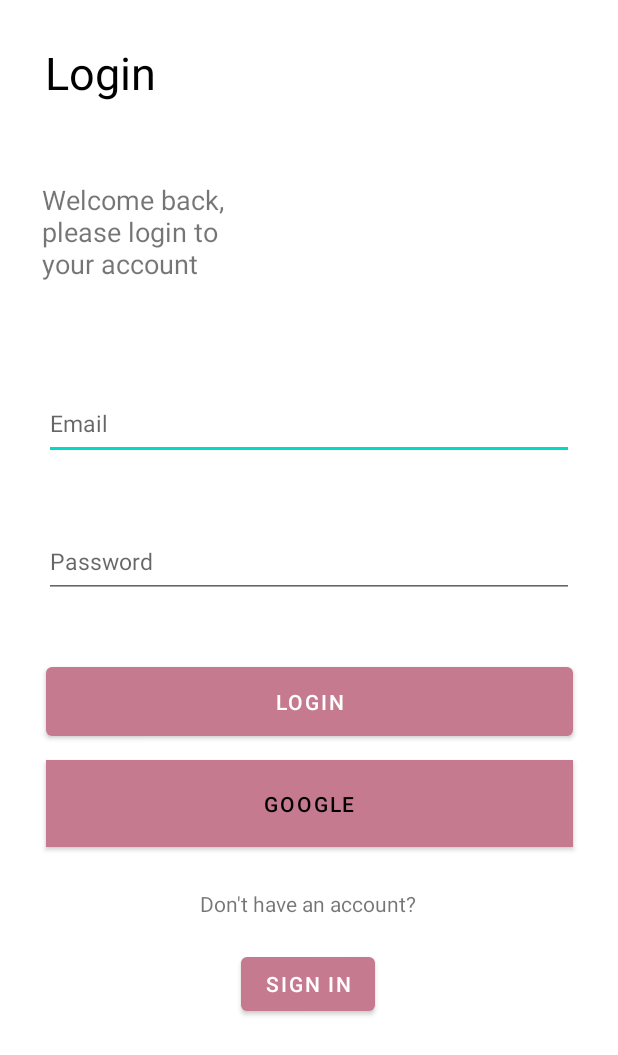
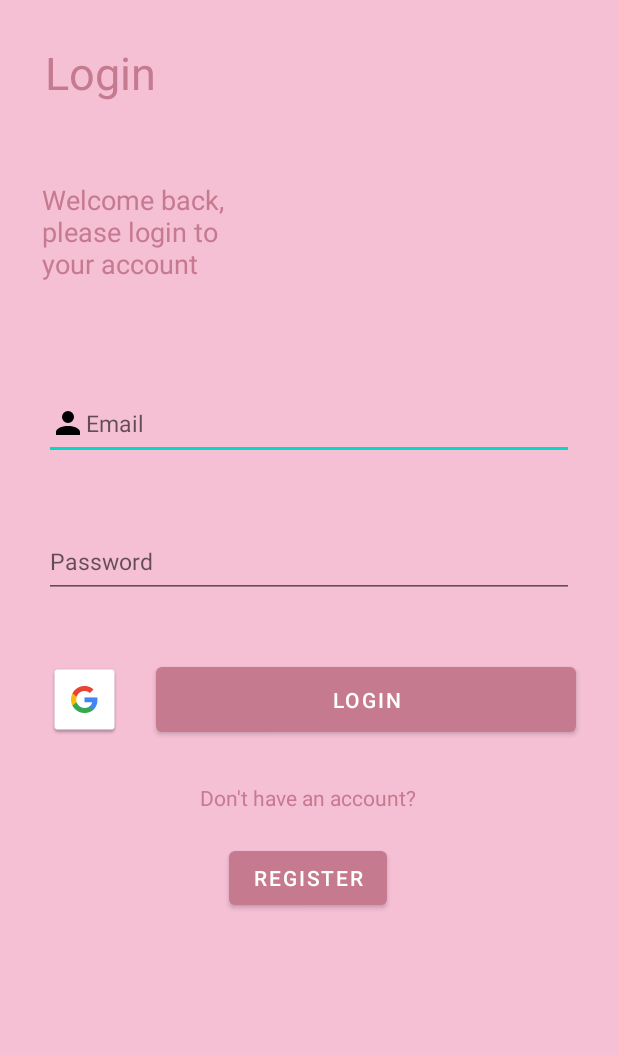
Before and after one commit to estebaan444/FogoProject1, an Android app: the screen it shows after launch (LoginActivity), on a phone screen of 412 x 824 dp. Shown: the top 1055 px of the screen. Run offline under Robolectric (Android 15) with nearby library versions, the light colour scheme and no system bars; our stand-ins replace Firebase (no records; nobody signed in at launch, a user with empty details on screens opened directly).

Commit message:
Add user to users collection, fix google btn, and create repository and model estructure

```diff
--- a/app/src/main/AndroidManifest.xml
+++ b/app/src/main/AndroidManifest.xml
@@ -16,7 +16,9 @@
         android:theme="@style/Theme.Fogo1"
         android:usesCleartextTraffic="true"
         tools:targetApi="31">
-
+        <activity
+            android:name=".UserDataActivity"
+            android:exported="false" />
         <activity
             android:name=".SplashScreenActivity"
             android:exported="true"
--- a/app/src/main/java/com/estebi/fogo1/LoginActivity.kt
+++ b/app/src/main/java/com/estebi/fogo1/LoginActivity.kt
@@ -5,6 +5,7 @@ import android.content.Intent
 import android.os.Bundle
 import android.widget.Button
 import android.widget.EditText
+import android.widget.ImageButton
 import android.widget.Toast
 import androidx.appcompat.app.AlertDialog
 import androidx.appcompat.app.AppCompatActivity
@@ -72,7 +73,7 @@ class LoginActivity : AppCompatActivity() {
     private fun setup() {
         title = "Autenticación"
         val loginBtn = findViewById<Button>(R.id.loginBtn)
-        val googleButton = findViewById<Button>(R.id.googleButton)
+        val googleButton = findViewById<ImageButton>(R.id.googleButton)
         val email = findViewById<EditText>(R.id.EmailAddress)
         val password = findViewById<EditText>(R.id.TextPassword)
 
--- /dev/null
+++ b/app/src/main/java/com/estebi/fogo1/repository/posts/PostsRepository.kt
@@ -0,0 +1,4 @@
+package com.estebi.fogo1.repository.posts
+
+class PostsRepository {
+}
--- a/app/src/main/res/drawable/bg_white_rounded.xml
+++ b/app/src/main/res/drawable/bg_white_rounded.xml
@@ -1,7 +1,7 @@
 <?xml version="1.0" encoding="utf-8"?>
 <shape xmlns:android="http://schemas.android.com/apk/res/android">
     <solid android:color="#ffffff"/>
-    <corners android:radius="10dp"/>
+    <corners android:radius="1dp"/>
     <padding android:left="0dp"
         android:bottom="0dp"
         android:right="0dp"
--- a/app/src/main/res/layout/activity_login.xml
+++ b/app/src/main/res/layout/activity_login.xml
@@ -5,6 +5,7 @@
     android:id="@+id/loginLayoutID"
     android:layout_width="match_parent"
     android:layout_height="match_parent"
+    android:background="#f5bfd4"
     tools:context=".LoginActivity">
 
     <TextView
@@ -13,7 +14,7 @@
         android:layout_height="wrap_content"
         android:layout_marginTop="28dp"
         android:text="@string/login"
-        android:textColor="#000000"
+        android:textColor="@color/purple_500"
         android:textSize="30sp"
         app:layout_constraintEnd_toEndOf="parent"
         app:layout_constraintHorizontal_bias="0.089"
@@ -25,6 +26,7 @@
         android:layout_width="139dp"
         android:layout_height="74dp"
         android:layout_marginStart="28dp"
+        android:textColor="@color/purple_500"
         android:layout_marginTop="52dp"
         android:text="@string/textLogin"
         android:textSize="18sp"
@@ -38,6 +40,8 @@
         android:layout_marginTop="64dp"
         android:autofillHints=""
         android:ems="15"
+        android:drawableStart="@drawable/account"
+        android:textColor="@color/purple_500"
         android:hint="@string/email"
         android:inputType="textEmailAddress"
         android:textSize="15sp"
@@ -52,6 +56,7 @@
         android:layout_marginTop="44dp"
         android:autofillHints=""
         android:ems="10"
+        android:textColor="@color/purple_500"
         android:hint="@string/password"
         android:inputType="textPassword"
         android:textSize="15sp"
@@ -61,14 +66,17 @@
 
     <Button
         android:id="@+id/loginBtn"
-        android:layout_width="351dp"
-        android:layout_height="58dp"
-        android:layout_marginTop="40dp"
+        android:layout_width="280dp"
+        android:layout_height="55dp"
+        android:layout_marginTop="41dp"
+        android:layout_marginEnd="28dp"
+        android:layout_marginBottom="47dp"
         android:text="@string/loginBtn"
         android:textColor="#FFFFFF"
+        app:layout_constraintBottom_toBottomOf="@+id/textView3"
         app:layout_constraintEnd_toEndOf="parent"
-        app:layout_constraintStart_toStartOf="parent"
         app:layout_constraintTop_toBottomOf="@+id/TextPassword"
+        app:layout_constraintVertical_bias="1.0"
         tools:ignore="DuplicateSpeakableTextCheck,TextContrastCheck" />
 
     <TextView
@@ -77,6 +85,7 @@
         android:layout_height="wrap_content"
         android:layout_marginTop="28dp"
         android:text="@string/dontHaveAcounttxt"
+        android:textColor="@color/purple_500"
         app:layout_constraintEnd_toEndOf="parent"
         app:layout_constraintHorizontal_bias="0.498"
         app:layout_constraintStart_toStartOf="parent"
@@ -87,7 +96,7 @@
         android:layout_width="wrap_content"
         android:layout_height="wrap_content"
         android:layout_marginTop="20dp"
-        android:text="@string/sign_inBtn"
+        android:text="Register"
         android:textColor="#FFFFFF"
         app:layout_constraintBottom_toBottomOf="parent"
         app:layout_constraintEnd_toEndOf="parent"
@@ -97,16 +106,17 @@
         app:layout_constraintVertical_bias="0.0"
         tools:ignore="TextContrastCheck" />
 
-    <Button
+    <ImageButton
         android:id="@+id/googleButton"
-        android:layout_width="351dp"
-        android:layout_height="58dp"
-        android:layout_marginTop="10dp"
-        android:background="@color/white"
-        android:drawableStart="@mipmap/google"
-        android:text="Google"
-        android:textColor="#000000"
-        app:layout_constraintEnd_toEndOf="parent"
+        android:layout_width="wrap_content"
+        android:layout_height="55dp"
+        android:layout_marginStart="28dp"
+        android:layout_marginTop="40dp"
+        android:layout_marginEnd="20dp"
+        android:background="@null"
+        app:layout_constraintEnd_toStartOf="@+id/loginBtn"
         app:layout_constraintStart_toStartOf="parent"
-        app:layout_constraintTop_toBottomOf="@+id/loginBtn" />
+        app:layout_constraintTop_toBottomOf="@+id/TextPassword"
+        app:srcCompat="@drawable/common_google_signin_btn_icon_light" />
+
 </androidx.constraintlayout.widget.ConstraintLayout>
--- a/app/src/main/res/layout/activity_sign_in.xml
+++ b/app/src/main/res/layout/activity_sign_in.xml
@@ -4,11 +4,12 @@
     xmlns:tools="http://schemas.android.com/tools"
     android:layout_width="match_parent"
     android:layout_height="match_parent"
+    android:background="#f5bfd4"
     tools:context=".SignInActivity">
 
 
     <TextView
-        android:id="@+id/signin"
+        android:id="@+id/dataTitle"
         android:layout_width="wrap_content"
         android:layout_height="wrap_content"
         android:layout_marginTop="32dp"
@@ -30,7 +31,7 @@
         app:layout_constraintEnd_toEndOf="parent"
         app:layout_constraintHorizontal_bias="0.113"
         app:layout_constraintStart_toStartOf="parent"
-        app:layout_constraintTop_toBottomOf="@+id/signin" />
+        app:layout_constraintTop_toBottomOf="@+id/dataTitle" />
 
     <EditText
         android:id="@+id/EmailAddressSig"
```
Also changed, not shown: app/src/main/java/com/estebi/fogo1/SignInActivity.kt (+23 -9 lines), app/src/main/java/com/estebi/fogo1/UserDataActivity.kt (added, +11 -0 lines), app/src/main/java/com/estebi/fogo1/models/User.kt (added, +8 -0 lines), app/src/main/java/com/estebi/fogo1/repository/auth/AuthRepository.kt (added, +20 -0 lines), app/src/main/res/layout/activity_user_data.xml (added, +64 -0 lines).
